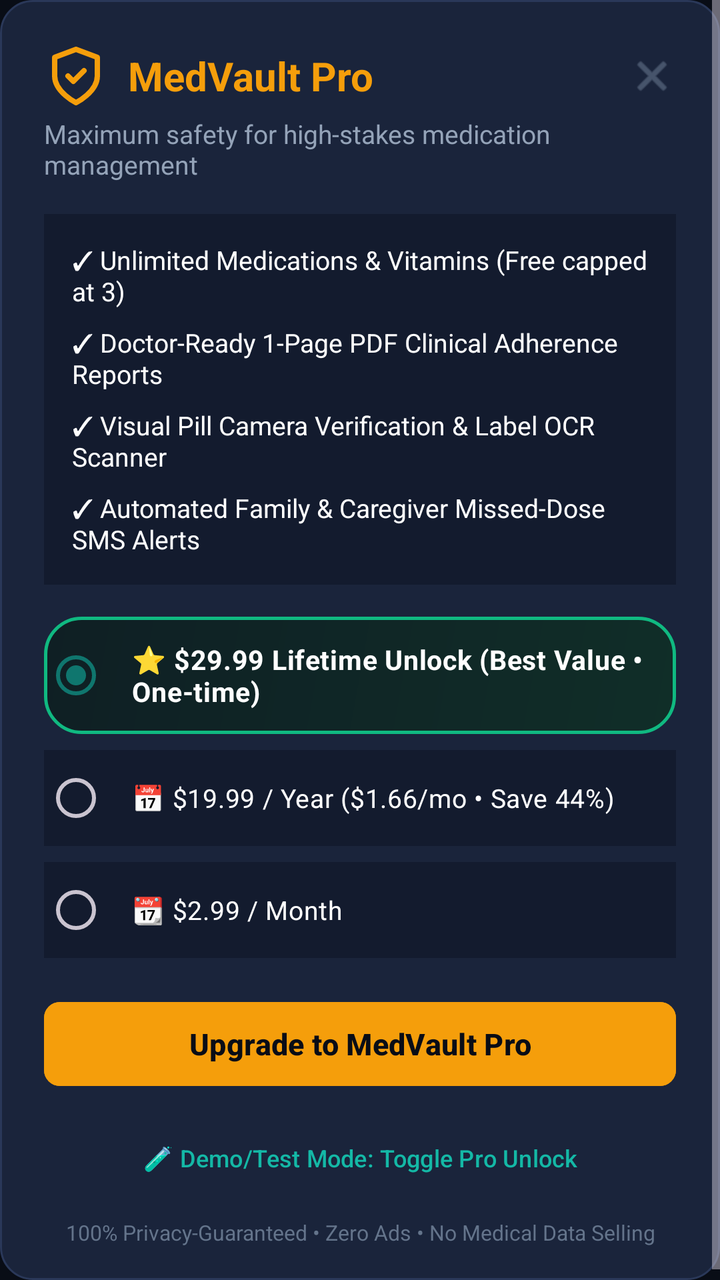
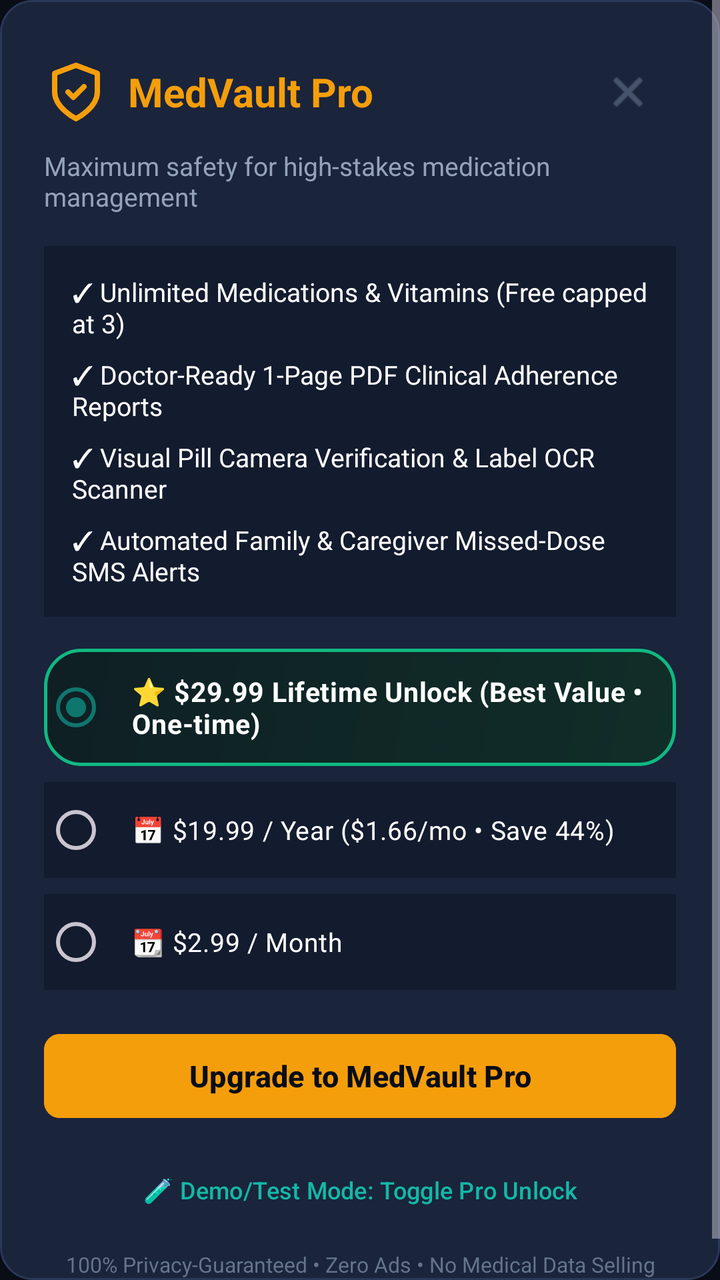

The first picture is an Android layout as it rendered before a commit; the second is the same layout after the commit. The layout source and the unified diff follow.
<!-- AndroidManifest.xml: application theme Theme.MedVault -->
<!-- res/layout/dialog_pro_upgrade.xml -->
<?xml version="1.0" encoding="utf-8"?>
<ScrollView xmlns:android="http://schemas.android.com/apk/res/android"
    xmlns:app="http://schemas.android.com/apk/res-auto"
    android:layout_width="match_parent"
    android:layout_height="wrap_content"
    android:background="@drawable/bg_card_dark">

    <LinearLayout
        android:layout_width="match_parent"
        android:layout_height="wrap_content"
        android:orientation="vertical"
        android:padding="22dp">

        <LinearLayout
            android:layout_width="match_parent"
            android:layout_height="wrap_content"
            android:gravity="center_vertical"
            android:orientation="horizontal">

            <ImageView
                android:layout_width="32dp"
                android:layout_height="32dp"
                android:src="@drawable/ic_shield_check"
                app:tint="@color/pro_gold" />

            <TextView
                android:layout_width="0dp"
                android:layout_height="wrap_content"
                android:layout_marginStart="10dp"
                android:layout_weight="1"
                android:text="MedVault Pro"
                android:textColor="@color/pro_gold"
                android:textSize="20sp"
                android:textStyle="bold" />

            <ImageView
                android:id="@+id/btnClosePro"
                android:layout_width="24dp"
                android:layout_height="24dp"
                android:src="@android:drawable/ic_menu_close_clear_cancel"
                app:tint="@color/text_muted" />
        </LinearLayout>

        <TextView
            android:layout_width="match_parent"
            android:layout_height="wrap_content"
            android:layout_marginTop="4dp"
            android:text="Maximum safety for high-stakes medication management"
            android:textColor="@color/text_secondary"
            android:textSize="13sp" />

        <LinearLayout
            android:layout_width="match_parent"
            android:layout_height="wrap_content"
            android:layout_marginTop="16dp"
            android:background="#131B2E"
            android:orientation="vertical"
            android:padding="14dp">

            <TextView
                android:layout_width="match_parent"
                android:layout_height="wrap_content"
                android:text="✓ Unlimited Medications &amp; Vitamins (Free capped at 3)"
                android:textColor="@color/white"
                android:textSize="13sp" />

            <TextView
                android:layout_width="match_parent"
                android:layout_height="wrap_content"
                android:layout_marginTop="8dp"
                android:text="✓ Doctor-Ready 1-Page PDF Clinical Adherence Reports"
                android:textColor="@color/white"
                android:textSize="13sp" />

            <TextView
                android:layout_width="match_parent"
                android:layout_height="wrap_content"
                android:layout_marginTop="8dp"
                android:text="✓ Visual Pill Camera Verification &amp; Label OCR Scanner"
                android:textColor="@color/white"
                android:textSize="13sp" />

            <TextView
                android:layout_width="match_parent"
                android:layout_height="wrap_content"
                android:layout_marginTop="8dp"
                android:text="✓ Automated Family &amp; Caregiver Missed-Dose SMS Alerts"
                android:textColor="@color/white"
                android:textSize="13sp" />
        </LinearLayout>

        <RadioGroup
            android:id="@+id/rgPricing"
            android:layout_width="match_parent"
            android:layout_height="wrap_content"
            android:layout_marginTop="16dp">

            <RadioButton
                android:id="@+id/rbLifetime"
                android:layout_width="match_parent"
                android:layout_height="wrap_content"
                android:layout_marginBottom="8dp"
                android:background="@drawable/bg_widget_safe"
                android:checked="true"
                android:padding="12dp"
                android:text="⭐ $29.99 Lifetime Unlock (Best Value • One-time)"
                android:textColor="@color/white"
                android:textSize="13.5sp"
                android:textStyle="bold" />

            <RadioButton
                android:id="@+id/rbAnnual"
                android:layout_width="match_parent"
                android:layout_height="wrap_content"
                android:layout_marginBottom="8dp"
                android:background="#131B2E"
                android:padding="12dp"
                android:text="📅 $19.99 / Year ($1.66/mo • Save 44%)"
                android:textColor="@color/white"
                android:textSize="13sp" />

            <RadioButton
                android:id="@+id/rbMonthly"
                android:layout_width="match_parent"
                android:layout_height="wrap_content"
                android:background="#131B2E"
                android:padding="12dp"
                android:text="📆 $2.99 / Month"
                android:textColor="@color/white"
                android:textSize="13sp" />
        </RadioGroup>

        <com.google.android.material.button.MaterialButton
            android:id="@+id/btnPurchasePro"
            android:layout_width="match_parent"
            android:layout_height="50dp"
            android:layout_marginTop="18dp"
            android:backgroundTint="@color/pro_gold"
            android:text="Upgrade to MedVault Pro"
            android:textColor="@color/bg_dark"
            android:textSize="15sp"
            android:textStyle="bold"
            app:cornerRadius="8dp" />

        <com.google.android.material.button.MaterialButton
            android:id="@+id/btnTestUnlockToggle"
            style="@style/Widget.Material3.Button.TextButton"
            android:layout_width="match_parent"
            android:layout_height="wrap_content"
            android:layout_marginTop="8dp"
            android:text="🧪 Demo/Test Mode: Toggle Pro Unlock"
            android:textColor="@color/brand_primary_light"
            android:textSize="12sp" />

        <TextView
            android:layout_width="match_parent"
            android:layout_height="wrap_content"
            android:layout_marginTop="6dp"
            android:gravity="center"
            android:text="100% Privacy-Guaranteed • Zero Ads • No Medical Data Selling"
            android:textColor="@color/text_muted"
            android:textSize="10.5sp" />

    </LinearLayout>

</ScrollView>
<!-- resources referenced by this layout -->
<resources>
  <color name="bg_dark">#090D16</color>
  <color name="brand_primary_light">#14B8A6</color>
  <color name="pro_gold">#F59E0B</color>
  <color name="text_muted">#64748B</color>
  <color name="text_secondary">#94A3B8</color>
  <color name="white">#FFFFFF</color>
  <!-- drawable bg_card_dark (drawable) -->
  <?xml version="1.0" encoding="utf-8"?>
  <shape xmlns:android="http://schemas.android.com/apk/res/android"
      android:shape="rectangle">
      <corners android:radius="16dp" />
      <solid android:color="@color/bg_card" />
      <stroke
          android:width="1dp"
          android:color="@color/divider_line" />
  </shape>
  <!-- drawable bg_widget_safe (drawable) -->
  <?xml version="1.0" encoding="utf-8"?>
  <shape xmlns:android="http://schemas.android.com/apk/res/android"
      android:shape="rectangle">
      <corners android:radius="18dp" />
      <gradient
          android:angle="135"
          android:startColor="#102E28"
          android:endColor="#0F1F24" />
      <stroke
          android:width="1.5dp"
          android:color="#10B981" />
  </shape>
  <!-- drawable ic_shield_check (drawable) -->
  <?xml version="1.0" encoding="utf-8"?>
  <vector xmlns:android="http://schemas.android.com/apk/res/android"
      android:width="24dp"
      android:height="24dp"
      android:viewportWidth="24"
      android:viewportHeight="24">
      <path
          android:fillColor="#00000000"
          android:strokeColor="#FFFFFF"
          android:strokeWidth="2"
          android:strokeLineCap="round"
          android:strokeLineJoin="round"
          android:pathData="M12,22 C12,22 20,18 20,12 L20,5 L12,2 L4,5 L4,12 C4,18 12,22 12,22 Z" />
      <path
          android:fillColor="#00000000"
          android:strokeColor="#FFFFFF"
          android:strokeWidth="2"
          android:strokeLineCap="round"
          android:strokeLineJoin="round"
          android:pathData="M9,12 L11,14 L15,10" />
  </vector>
  <style name="Theme.MedVault" parent="Theme.Material3.Dark.NoActionBar">
          <item name="colorPrimary">@color/brand_primary</item>
          <item name="colorPrimaryVariant">@color/brand_primary_dark</item>
          <item name="colorSecondary">@color/brand_accent</item>
          <item name="android:statusBarColor">@color/bg_dark</item>
          <item name="android:navigationBarColor">@color/bg_dark</item>
          <item name="android:windowBackground">@color/bg_dark</item>
      </style>
  <color name="bg_card">#1A243B</color>
  <color name="divider_line">#2A3859</color>
  <color name="brand_primary">#0F766E</color>
  <color name="brand_primary_dark">#115E59</color>
  <color name="brand_accent">#06B6D4</color>
</resources>

<!-- the commit's change to res/layout/dialog_pro_upgrade.xml (unified diff, before → after) -->
@@ -35,8 +35,10 @@
 
             <ImageView
                 android:id="@+id/btnClosePro"
-                android:layout_width="24dp"
-                android:layout_height="24dp"
+                android:layout_width="48dp"
+                android:layout_height="48dp"
+                android:contentDescription="Close Pro Dialog"
+                android:padding="12dp"
                 android:src="@android:drawable/ic_menu_close_clear_cancel"
                 app:tint="@color/text_muted" />
         </LinearLayout>
